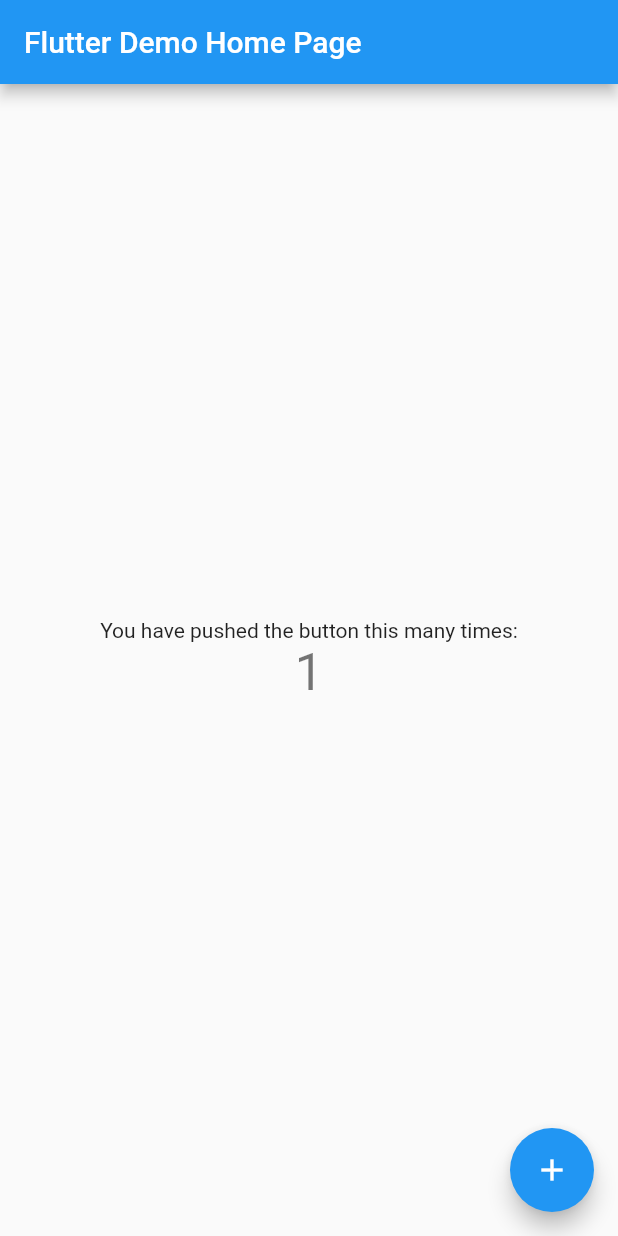
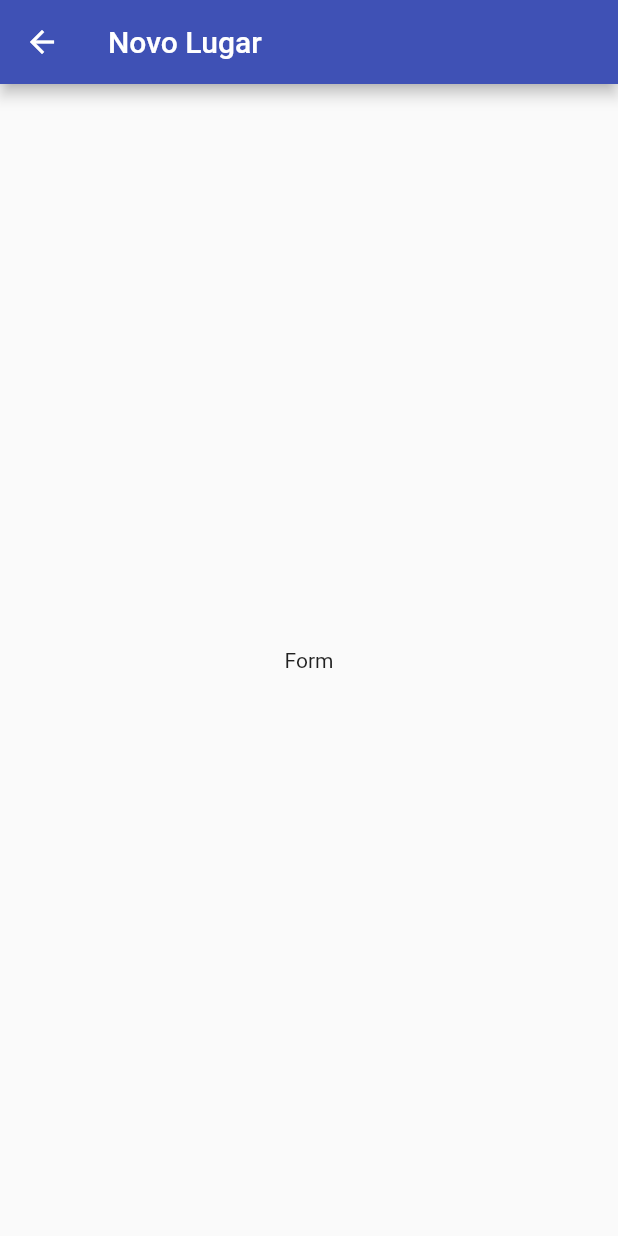
Before and after one commit to alefbispo/app_localizacao, a Flutter app: the screen it shows after launch, after a tap on the "add" icon, on a phone screen of 412 x 824 dp. Run offline on Flutter 3.47's test engine with Material 2 defaults, Android fonts, the phone set to English and light mode, and no system bars.

Commit message:
criando as primeiras paginas e aplicando rotas nomeadas

```diff
--- a/lib/main.dart
+++ b/lib/main.dart
@@ -1,3 +1,6 @@
+import 'package:app_localizacao/screens/place_form_screen.dart';
+import 'package:app_localizacao/screens/places_list_screen.dart';
+import 'package:app_localizacao/utils/app_routes.dart';
 import 'package:flutter/material.dart';
 
 void main() {
@@ -11,105 +14,15 @@
   @override
   Widget build(BuildContext context) {
     return MaterialApp(
-      title: 'Flutter Demo',
+      title: 'Great Places',
+      debugShowCheckedModeBanner: false,
       theme: ThemeData(
-        // This is the theme of your application.
-        //
-        // Try running your application with "flutter run". You'll see the
-        // application has a blue toolbar. Then, without quitting the app, try
-        // changing the primarySwatch below to Colors.green and then invoke
-        // "hot reload" (press "r" in the console where you ran "flutter run",
-        // or simply save your changes to "hot reload" in a Flutter IDE).
-        // Notice that the counter didn't reset back to zero; the application
-        // is not restarted.
-        primarySwatch: Colors.blue,
-      ),
-      home: const MyHomePage(title: 'Flutter Demo Home Page'),
+          primarySwatch: Colors.indigo,
+          visualDensity: VisualDensity.adaptivePlatformDensity),
+      home: const PlacesListScreen(),
+      routes: {
+        AppRoutes.PLACE_FORM: (ctx) => const PlaceFormScreen(),
+      },
     );
   }
 }
-
-class MyHomePage extends StatefulWidget {
-  const MyHomePage({Key? key, required this.title}) : super(key: key);
-
-  // This widget is the home page of your application. It is stateful, meaning
-  // that it has a State object (defined below) that contains fields that affect
-  // how it looks.
-
-  // This class is the configuration for the state. It holds the values (in this
-  // case the title) provided by the parent (in this case the App widget) and
-  // used by the build method of the State. Fields in a Widget subclass are
-  // always marked "final".
-
-  final String title;
-
-  @override
-  State<MyHomePage> createState() => _MyHomePageState();
-}
-
-class _MyHomePageState extends State<MyHomePage> {
-  int _counter = 0;
-
-  void _incrementCounter() {
-    setState(() {
-      // This call to setState tells the Flutter framework that something has
-      // changed in this State, which causes it to rerun the build method below
-      // so that the display can reflect the updated values. If we changed
-      // _counter without calling setState(), then the build method would not be
-      // called again, and so nothing would appear to happen.
-      _counter++;
-    });
-  }
-
-  @override
-  Widget build(BuildContext context) {
-    // This method is rerun every time setState is called, for instance as done
-    // by the _incrementCounter method above.
-    //
-    // The Flutter framework has been optimized to make rerunning build methods
-    // fast, so that you can just rebuild anything that needs updating rather
-    // than having to individually change instances of widgets.
-    return Scaffold(
-      appBar: AppBar(
-        // Here we take the value from the MyHomePage object that was created by
-        // the App.build method, and use it to set our appbar title.
-        title: Text(widget.title),
-      ),
-      body: Center(
-        // Center is a layout widget. It takes a single child and positions it
-        // in the middle of the parent.
-        child: Column(
-          // Column is also a layout widget. It takes a list of children and
-          // arranges them vertically. By default, it sizes itself to fit its
-          // children horizontally, and tries to be as tall as its parent.
-          //
-          // Invoke "debug painting" (press "p" in the console, choose the
-          // "Toggle Debug Paint" action from the Flutter Inspector in Android
-          // Studio, or the "Toggle Debug Paint" command in Visual Studio Code)
-          // to see the wireframe for each widget.
-          //
-          // Column has various properties to control how it sizes itself and
-          // how it positions its children. Here we use mainAxisAlignment to
-          // center the children vertically; the main axis here is the vertical
-          // axis because Columns are vertical (the cross axis would be
-          // horizontal).
-          mainAxisAlignment: MainAxisAlignment.center,
-          children: <Widget>[
-            const Text(
-              'You have pushed the button this many times:',
-            ),
-            Text(
-              '$_counter',
-              style: Theme.of(context).textTheme.headline4,
-            ),
-          ],
-        ),
-      ),
-      floatingActionButton: FloatingActionButton(
-        onPressed: _incrementCounter,
-        tooltip: 'Increment',
-        child: const Icon(Icons.add),
-      ), // This trailing comma makes auto-formatting nicer for build methods.
-    );
-  }
-}
--- /dev/null
+++ b/lib/screens/place_form_screen.dart
@@ -0,0 +1,23 @@
+import 'package:flutter/material.dart';
+
+class PlaceFormScreen extends StatefulWidget {
+  const PlaceFormScreen({Key? key}) : super(key: key);
+
+  @override
+  State<PlaceFormScreen> createState() => _PlaceFormScreenState();
+}
+
+class _PlaceFormScreenState extends State<PlaceFormScreen> {
+  @override
+  Widget build(BuildContext context) {
+    return Scaffold(
+      appBar: AppBar(
+        title: const Text('Novo Lugar'),
+
+      ),
+      body: const Center(
+        child: Text('Form'),
+      ),
+    );
+  }
+}
--- /dev/null
+++ b/lib/screens/places_list_screen.dart
@@ -0,0 +1,26 @@
+import 'package:app_localizacao/utils/app_routes.dart';
+import 'package:flutter/material.dart';
+
+class PlacesListScreen extends StatelessWidget {
+  const PlacesListScreen({Key? key}) : super(key: key);
+
+  @override
+  Widget build(BuildContext context) {
+    return Scaffold(
+      appBar: AppBar(
+        title: const Text('Meus Lugares'),
+        actions: [
+          IconButton(
+            onPressed: () {
+              Navigator.of(context).pushNamed(AppRoutes.PLACE_FORM);
+            },
+            icon: const Icon(Icons.add),
+          )
+        ],
+      ),
+      body: const Center(
+        child: CircularProgressIndicator(),
+      ),
+    );
+  }
+}
--- /dev/null
+++ b/lib/utils/app_routes.dart
@@ -0,0 +1,3 @@
+class AppRoutes {
+  static const String PLACE_FORM = '/place-form';
+}
```
